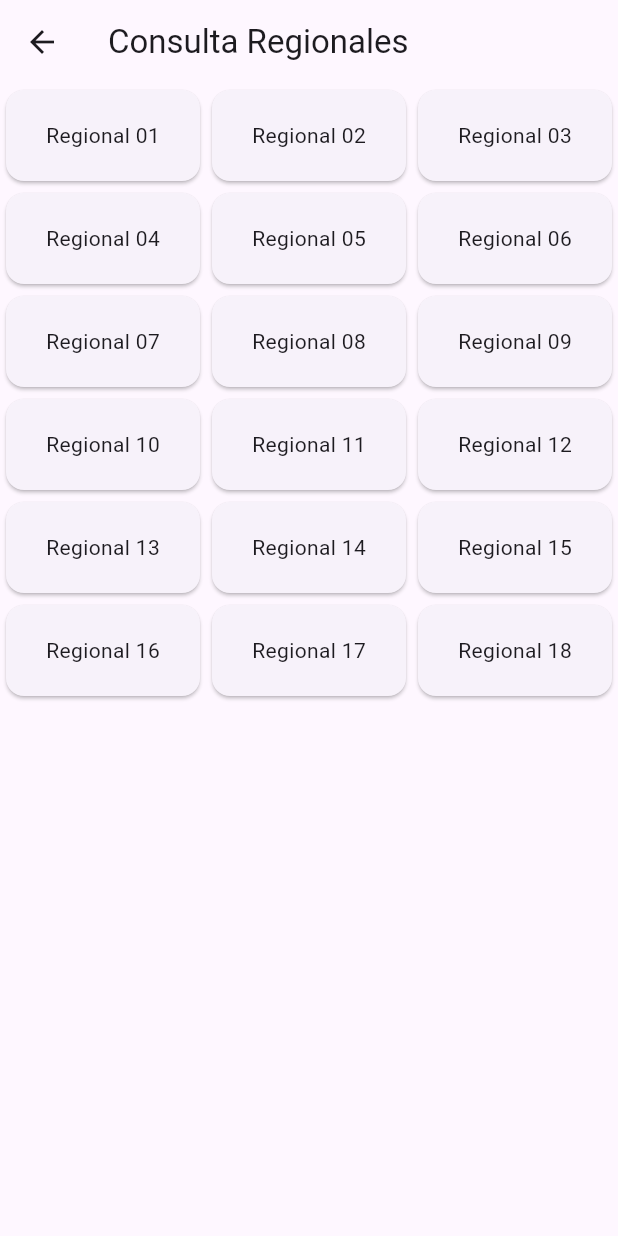
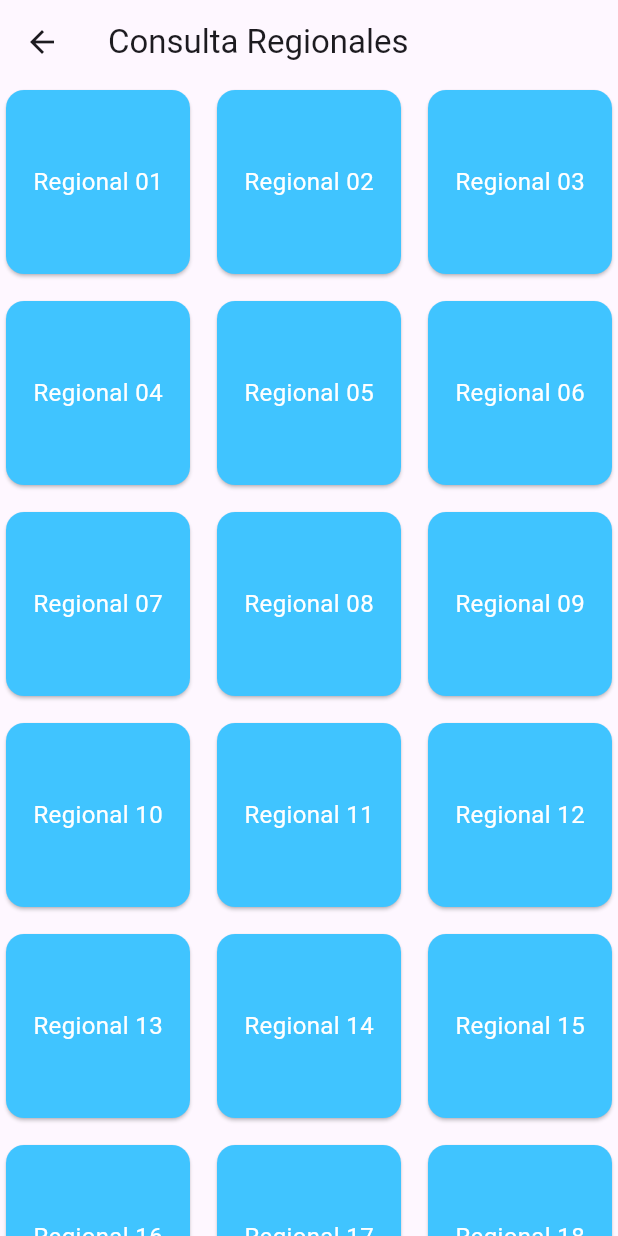
Before and after one commit to RoaMrx12/Final-APP, a Flutter app: the ConsultasPage screen opened by its route, after a tap on "Consulta Regionales", on a phone screen of 412 x 824 dp. Run offline on Flutter 3.47's test engine with Material 3 defaults, Android fonts, the phone set to English and light mode, and no system bars; our stand-ins replace audioplayers, geolocator, image_picker, permission_handler, sqflite, youtube_player_flutter; missing offline and left inert: record; accounts and stored records are empty; network calls fail.

```diff
--- a/centro/lib/pages/consultas/consulta_regionales.dart
+++ b/centro/lib/pages/consultas/consulta_regionales.dart
@@ -20,7 +20,9 @@ class ConsultaRegionalesPage extends StatelessWidget {
       body: GridView.builder(
         gridDelegate: SliverGridDelegateWithFixedCrossAxisCount(
           crossAxisCount: 3,
-          childAspectRatio: 2.0,
+          childAspectRatio: 1.0, // Hacer que los elementos sean cuadrados
+          crossAxisSpacing: 10.0, // Espaciado horizontal entre los cuadros
+          mainAxisSpacing: 10.0, // Espaciado vertical entre los cuadros
         ),
         itemCount: regionales.length,
         itemBuilder: (context, index) {
@@ -35,8 +37,15 @@ class ConsultaRegionalesPage extends StatelessWidget {
               );
             },
             child: Card(
+              color: Colors.lightBlueAccent, // Color medio azulado
               child: Center(
-                child: Text('Regional $regionalNumber'),
+                child: Text(
+                  'Regional $regionalNumber',
+                  style: TextStyle(
+                    fontSize: 16,
+                    color: Colors.white, // Color del texto
+                  ),
+                ),
               ),
             ),
           );
--- a/centro/lib/pages/consultas/consultas.dart
+++ b/centro/lib/pages/consultas/consultas.dart
@@ -18,7 +18,7 @@ class ConsultasPage extends StatelessWidget {
                     Navigator.pushNamed(context, '/consulta_regionales');
                   },
                   child: Container(
-                    color: Colors.blueAccent,
+                    color: Color.fromARGB(255, 72, 130, 231),
                     child: Center(
                       child: Text(
                         'Consulta Regionales',
@@ -41,7 +41,7 @@ class ConsultasPage extends StatelessWidget {
                     Navigator.pushNamed(context, '/consulta_escuela');
                   },
                   child: Container(
-                    color: Colors.green,
+                    color: Color.fromARGB(255, 72, 130, 231),
                     child: Center(
                       child: Text(
                         'Buscar Escuela',
--- a/centro/lib/pages/login/login.dart
+++ b/centro/lib/pages/login/login.dart
@@ -47,10 +47,11 @@ class _LoginPageState extends State<LoginPage> {
         child: Padding(
           padding: const EdgeInsets.all(16.0),
           child: SingleChildScrollView(
+            child: Form(
+              key: _formKey,
               child: Column(
                 mainAxisAlignment: MainAxisAlignment.center,
                 children: [
-                // Imagen en la parte superior
                   Container(
                   margin: EdgeInsets.only(bottom: 20.0),
                   child: Image.asset(
@@ -132,6 +133,7 @@ class _LoginPageState extends State<LoginPage> {
             ),
           ),
         ),
+      ),
     );
   }
 }
```
Lines whose indentation alone changed are shown as unchanged.
